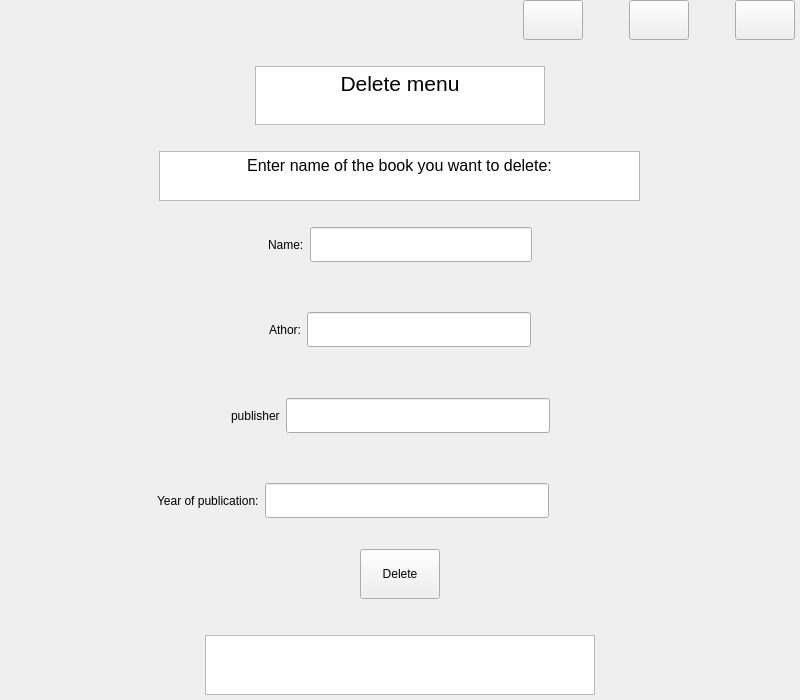
Above: Project/del.ui from AminNaghiyan/uiap92_project before the change. Below: the same form after it.
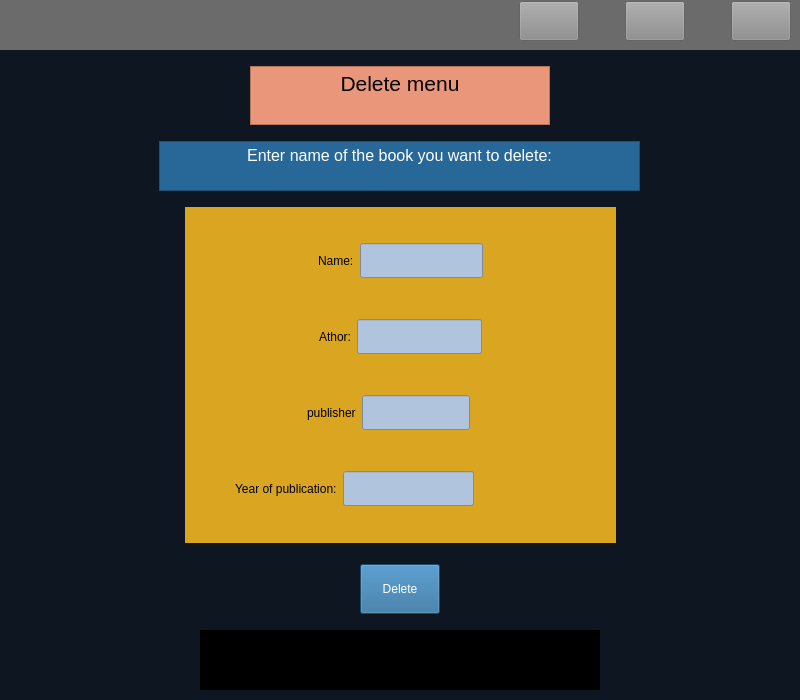
That is the form after the change. Icons and pictures are not drawn.

What changed in the file:
```diff
--- a/Project/del.ui
+++ b/Project/del.ui
@@ -13,18 +13,115 @@
   <property name="windowTitle">
    <string>Form</string>
   </property>
+  <property name="styleSheet">
+   <string notr="true">#del
+{
+background-color : rgb(14, 22, 33)
+}
+
+#top
+{
+background-color : rgb(107, 107, 107)
+}
+
+#back::hover
+{
+	background-color: rgb(206, 206, 206);
+}
+
+#back
+{
+background-color : rgb(140, 140, 140) ;
+border-color: rgb(0, 0, 0);
+}
+#close
+{
+background-color : rgb(140, 140, 140) ;
+}
+
+#close::hover
+{
+background-color : red 
+}
+
+#relode::hover
+{
+	background-color: rgb(206, 206, 206);
+}
+
+#relode
+{
+background-color : rgb(140, 140, 140) ;
+border-color: rgb(0, 0, 0);
+}
+
+#textBrowser
+{
+	background-color: rgb(233, 150, 122);
+}
+#textBrowser_2
+{
+	color: rgb(255, 255, 255);
+	background-color: rgb(39, 104, 153);
+}
+
+#specification
+{
+	background-color: rgb(218, 165, 32);
+}
+#name
+{
+	color: rgb(79, 59, 33);
+background-color : rgb(176, 196, 222)
+}
+
+#athor
+{
+background-color : rgb(176, 196, 222) ;
+color: rgb(79, 59, 33);
+}
+
+#publisher
+{
+color: rgb(79, 59, 33);
+background-color : rgb(176, 196, 222) ;
+}
+
+#year_of_publication
+{
+color: rgb(79, 59, 33);
+background-color : rgb(176, 196, 222) ;
+}
+#delete_2
+{
+	color: rgb(255, 255, 255);
+	font: 10pt &quot;MS Shell Dlg 2&quot;;
+background-color: rgb(39, 104, 153) ;
+}
+#delete_2::hover
+{
+background-color : #008080
+}
+#textBrowser_3
+{
+	background-color: rgb(0, 0, 0);
+	color: rgb(178, 34, 34);
+	font: 10pt &quot;MS Shell Dlg 2&quot;;
+}
+</string>
+  </property>
   <layout class="QVBoxLayout" name="verticalLayout">
    <property name="leftMargin">
-    <number>5</number>
+    <number>0</number>
    </property>
    <property name="topMargin">
     <number>0</number>
    </property>
    <property name="rightMargin">
-    <number>5</number>
+    <number>0</number>
    </property>
    <property name="bottomMargin">
-    <number>5</number>
+    <number>10</number>
    </property>
    <item>
     <layout class="QVBoxLayout" name="verticalLayout_2">
@@ -35,9 +132,16 @@
       <number>0</number>
      </property>
      <item>
+      <widget class="QWidget" name="top" native="true">
+       <property name="sizePolicy">
+        <sizepolicy hsizetype="Preferred" vsizetype="Fixed">
+         <horstretch>0</horstretch>
+         <verstretch>0</verstretch>
+        </sizepolicy>
+       </property>
       <layout class="QHBoxLayout" name="horizontalLayout">
        <property name="topMargin">
-        <number>0</number>
+         <number>1</number>
        </property>
        <item>
         <spacer name="horizontalSpacer">
@@ -81,8 +185,8 @@
          </property>
          <property name="iconSize">
           <size>
-           <width>50</width>
-           <height>50</height>
+            <width>23</width>
+            <height>23</height>
           </size>
          </property>
         </widget>
@@ -126,8 +230,8 @@
          </property>
          <property name="iconSize">
           <size>
-           <width>50</width>
-           <height>40</height>
+            <width>23</width>
+            <height>23</height>
           </size>
          </property>
         </widget>
@@ -171,13 +275,14 @@
          </property>
          <property name="iconSize">
           <size>
-           <width>50</width>
-           <height>40</height>
+            <width>23</width>
+            <height>23</height>
           </size>
          </property>
         </widget>
        </item>
       </layout>
+      </widget>
      </item>
      <item>
       <spacer name="verticalSpacer_2">
@@ -190,7 +295,7 @@
        <property name="sizeHint" stdset="0">
         <size>
          <width>20</width>
-         <height>20</height>
+         <height>10</height>
         </size>
        </property>
       </spacer>
@@ -274,7 +379,7 @@
        <property name="sizeHint" stdset="0">
         <size>
          <width>20</width>
-         <height>20</height>
+         <height>10</height>
         </size>
        </property>
       </spacer>
@@ -342,7 +447,7 @@
       </layout>
      </item>
      <item>
-      <spacer name="verticalSpacer_4">
+      <spacer name="verticalSpacer_10">
        <property name="orientation">
         <enum>Qt::Vertical</enum>
        </property>
@@ -352,7 +457,7 @@
        <property name="sizeHint" stdset="0">
         <size>
          <width>20</width>
-         <height>20</height>
+         <height>10</height>
         </size>
        </property>
       </spacer>
@@ -368,7 +473,7 @@
           <enum>Qt::Horizontal</enum>
          </property>
          <property name="sizeType">
-          <enum>QSizePolicy::Fixed</enum>
+          <enum>QSizePolicy::Expanding</enum>
          </property>
          <property name="sizeHint" stdset="0">
           <size>
@@ -379,13 +484,30 @@
         </spacer>
        </item>
        <item>
+        <widget class="QWidget" name="specification" native="true">
         <layout class="QVBoxLayout" name="verticalLayout_3">
          <property name="topMargin">
-          <number>0</number>
+           <number>1</number>
          </property>
          <property name="bottomMargin">
-          <number>0</number>
-         </property>
+           <number>1</number>
+          </property>
+          <item>
+           <spacer name="verticalSpacer">
+            <property name="orientation">
+             <enum>Qt::Vertical</enum>
+            </property>
+            <property name="sizeType">
+             <enum>QSizePolicy::Fixed</enum>
+            </property>
+            <property name="sizeHint" stdset="0">
+             <size>
+              <width>20</width>
+              <height>10</height>
+             </size>
+            </property>
+           </spacer>
+          </item>
          <item>
           <layout class="QHBoxLayout" name="horizontalLayout_5">
            <property name="topMargin">
@@ -441,10 +563,13 @@
            <property name="orientation">
             <enum>Qt::Vertical</enum>
            </property>
+            <property name="sizeType">
+             <enum>QSizePolicy::Fixed</enum>
+            </property>
            <property name="sizeHint" stdset="0">
             <size>
              <width>20</width>
-             <height>40</height>
+              <height>10</height>
             </size>
            </property>
           </spacer>
@@ -504,10 +629,13 @@
            <property name="orientation">
             <enum>Qt::Vertical</enum>
            </property>
+            <property name="sizeType">
+             <enum>QSizePolicy::Fixed</enum>
+            </property>
            <property name="sizeHint" stdset="0">
             <size>
              <width>20</width>
-             <height>40</height>
+              <height>10</height>
             </size>
            </property>
           </spacer>
@@ -523,11 +651,11 @@
               <enum>Qt::Horizontal</enum>
              </property>
              <property name="sizeType">
-              <enum>QSizePolicy::Fixed</enum>
+               <enum>QSizePolicy::Expanding</enum>
              </property>
              <property name="sizeHint" stdset="0">
               <size>
-               <width>186</width>
+                <width>113</width>
                <height>20</height>
               </size>
              </property>
@@ -556,11 +684,11 @@
               <enum>Qt::Horizontal</enum>
              </property>
              <property name="sizeType">
-              <enum>QSizePolicy::Fixed</enum>
+               <enum>QSizePolicy::Expanding</enum>
              </property>
              <property name="sizeHint" stdset="0">
               <size>
-               <width>205</width>
+                <width>137</width>
                <height>20</height>
               </size>
              </property>
@@ -573,10 +701,13 @@
            <property name="orientation">
             <enum>Qt::Vertical</enum>
            </property>
+            <property name="sizeType">
+             <enum>QSizePolicy::Fixed</enum>
+            </property>
            <property name="sizeHint" stdset="0">
             <size>
              <width>20</width>
-             <height>40</height>
+              <height>10</height>
             </size>
            </property>
           </spacer>
@@ -596,7 +727,7 @@
              </property>
              <property name="sizeHint" stdset="0">
               <size>
-               <width>112</width>
+                <width>41</width>
                <height>20</height>
               </size>
              </property>
@@ -629,7 +760,7 @@
              </property>
              <property name="sizeHint" stdset="0">
               <size>
-               <width>206</width>
+                <width>133</width>
                <height>20</height>
               </size>
              </property>
@@ -637,7 +768,24 @@
            </item>
           </layout>
          </item>
-        </layout>
+          <item>
+           <spacer name="verticalSpacer_4">
+            <property name="orientation">
+             <enum>Qt::Vertical</enum>
+            </property>
+            <property name="sizeType">
+             <enum>QSizePolicy::Fixed</enum>
+            </property>
+            <property name="sizeHint" stdset="0">
+             <size>
+              <width>20</width>
+              <height>10</height>
+             </size>
+            </property>
+           </spacer>
+          </item>
+         </layout>
+        </widget>
        </item>
        <item>
         <spacer name="horizontalSpacer_7">
@@ -645,7 +793,7 @@
           <enum>Qt::Horizontal</enum>
          </property>
          <property name="sizeType">
-          <enum>QSizePolicy::Fixed</enum>
+          <enum>QSizePolicy::Expanding</enum>
          </property>
          <property name="sizeHint" stdset="0">
           <size>
@@ -671,7 +819,7 @@
        <property name="sizeHint" stdset="0">
         <size>
          <width>20</width>
-         <height>25</height>
+         <height>15</height>
         </size>
        </property>
       </spacer>
@@ -711,7 +859,7 @@
          <property name="maximumSize">
           <size>
            <width>16777215</width>
-           <height>100</height>
+           <height>50</height>
           </size>
          </property>
          <property name="text">
@@ -745,7 +893,7 @@
        <property name="sizeHint" stdset="0">
         <size>
          <width>20</width>
-         <height>30</height>
+         <height>10</height>
         </size>
        </property>
       </spacer>
```
Lines whose indentation alone changed are shown as unchanged.
